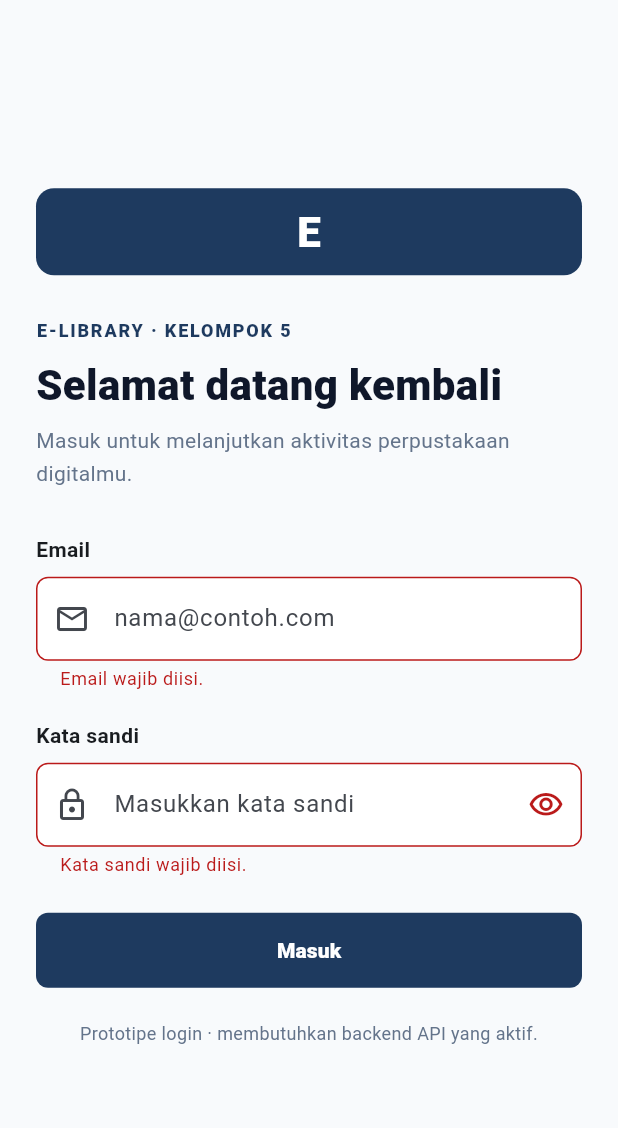
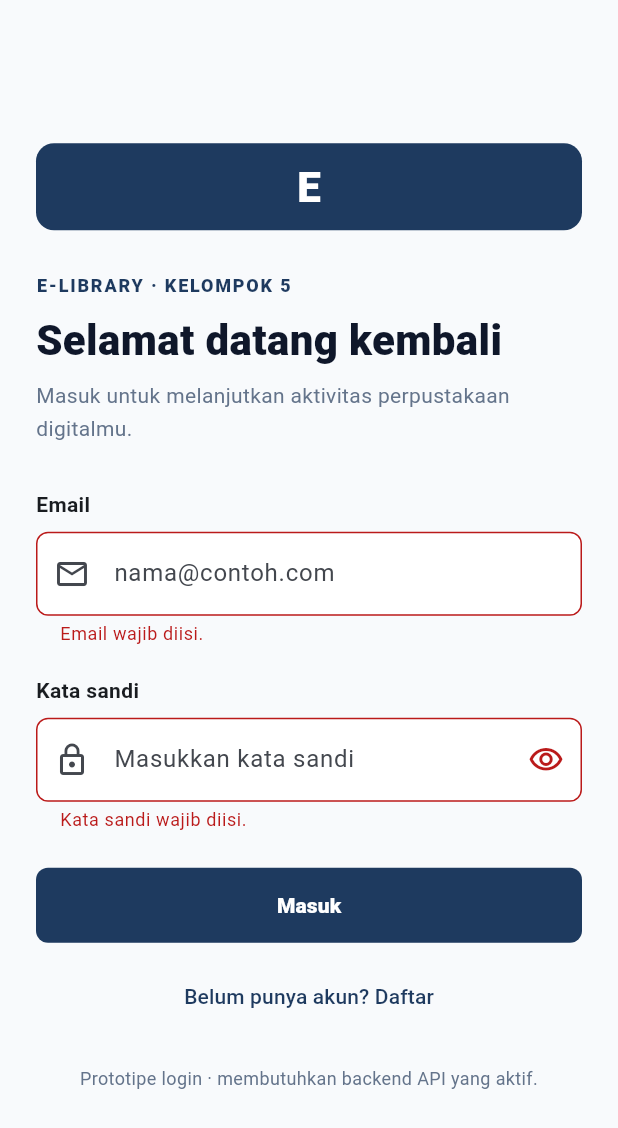
Before and after one commit to 077Andrian/pemrograman-berbasis-platform-kelompok-5-e-library, a Flutter app: the screen it shows after launch, after a tap on "Masuk", on a phone screen of 412 x 824 dp. Shown: the top 1128 px of the screen. Run offline on Flutter 3.47's test engine with Material 3 defaults, Android fonts, the phone set to English and light mode, and no system bars.

Commit message:
feat(mobile): tambah registrasi Member melalui API

```diff
--- a/frontend/mobile/lib/main.dart
+++ b/frontend/mobile/lib/main.dart
@@ -61,12 +61,14 @@
 
 class _LoginPageState extends State<LoginPage> {
   final _formKey = GlobalKey<FormState>();
+  final _nameController = TextEditingController();
   final _emailController = TextEditingController();
   final _passwordController = TextEditingController();
   final _searchController = TextEditingController();
 
   bool _loading = false;
   bool _hidePassword = true;
+  bool _isRegistering = false;
   bool _loadingLibrary = false;
   String? _errorMessage;
   String? _libraryError;
@@ -78,6 +80,7 @@
 
   @override
   void dispose() {
+    _nameController.dispose();
     _emailController.dispose();
     _passwordController.dispose();
     _searchController.dispose();
@@ -93,9 +96,33 @@
     return null;
   }
 
+  String? _validateName(String? value) {
+    if (!_isRegistering) return null;
+    final name = (value ?? '').trim();
+    if (name.length < 2) return 'Nama minimal 2 karakter.';
+    if (name.length > 80) return 'Nama maksimal 80 karakter.';
+    return null;
+  }
+
   String? _validatePassword(String? value) {
-    if ((value ?? '').isEmpty) return 'Kata sandi wajib diisi.';
+    final password = value ?? '';
+    if (password.isEmpty) return 'Kata sandi wajib diisi.';
+    if (_isRegistering && password.length < 8) {
+      return 'Kata sandi minimal 8 karakter.';
+    }
+    if (password.length > 72) return 'Kata sandi maksimal 72 karakter.';
     return null;
+  }
+
+  void _toggleAuthMode() {
+    setState(() {
+      _isRegistering = !_isRegistering;
+      _errorMessage = null;
+      _successMessage = null;
+      _nameController.clear();
+      _passwordController.clear();
+      _formKey.currentState?.reset();
+    });
   }
 
   Future<void> _login() async {
@@ -110,6 +137,42 @@
 
     try {
       final base = apiBaseUrl.replaceFirst(RegExp(r'/+$'), '');
+      if (_isRegistering) {
+        final registerResponse = await http
+            .post(
+              Uri.parse(base + '/auth/register'),
+              headers: const {
+                'Content-Type': 'application/json',
+                'Accept': 'application/json',
+              },
+              body: jsonEncode({
+                'name': _nameController.text.trim(),
+                'email': _emailController.text.trim(),
+                'password': _passwordController.text,
+              }),
+            )
+            .timeout(const Duration(seconds: 15));
+        final registerData = _decodeResponse(registerResponse);
+        if (registerResponse.statusCode < 200 || registerResponse.statusCode >= 300) {
+          final error = registerData['error'];
+          final detail = error is Map<String, dynamic>
+              ? error['message']?.toString()
+              : registerData['message']?.toString();
+          throw Exception(detail?.isNotEmpty == true
+              ? detail!
+              : 'Pendaftaran gagal. Periksa data yang dimasukkan.');
+        }
+        if (!mounted) return;
+        setState(() {
+          _isRegistering = false;
+          _passwordController.clear();
+          _nameController.clear();
+          _successMessage = 'Pendaftaran berhasil. Silakan masuk dengan akun yang baru dibuat.';
+          _errorMessage = null;
+        });
+        return;
+      }
+
       final response = await http
           .post(
             Uri.parse(base + '/auth/login'),
@@ -726,9 +789,9 @@
                     ),
                   ),
                   const SizedBox(height: 12),
-                  const Text(
-                    'Selamat datang kembali',
-                    style: TextStyle(
+                  Text(
+                    _isRegistering ? 'Buat akun E-Library' : 'Selamat datang kembali',
+                    style: const TextStyle(
                       color: Color(0xFF0F172A),
                       fontSize: 28,
                       fontWeight: FontWeight.w800,
@@ -736,9 +799,11 @@
                     ),
                   ),
                   const SizedBox(height: 10),
-                  const Text(
-                    'Masuk untuk melanjutkan aktivitas perpustakaan digitalmu.',
-                    style: TextStyle(
+                  Text(
+                    _isRegistering
+                        ? 'Daftar untuk mulai meminjam buku di perpustakaan digital.'
+                        : 'Masuk untuk melanjutkan aktivitas perpustakaan digitalmu.',
+                    style: const TextStyle(
                       color: Color(0xFF64748B),
                       height: 1.55,
                     ),
@@ -749,6 +814,24 @@
                     child: Column(
                       crossAxisAlignment: CrossAxisAlignment.stretch,
                       children: [
+                        if (_isRegistering) ...[
+                          const Text(
+                            'Nama lengkap',
+                            style: TextStyle(fontWeight: FontWeight.w700),
+                          ),
+                          const SizedBox(height: 8),
+                          TextFormField(
+                            controller: _nameController,
+                            textCapitalization: TextCapitalization.words,
+                            textInputAction: TextInputAction.next,
+                            validator: _validateName,
+                            decoration: const InputDecoration(
+                              hintText: 'Nama lengkap',
+                              prefixIcon: Icon(Icons.person_outline),
+                            ),
+                          ),
+                          const SizedBox(height: 20),
+                        ],
                         const Text(
                           'Email',
                           style: TextStyle(fontWeight: FontWeight.w700),
@@ -827,13 +910,20 @@
                                       color: Colors.white,
                                     ),
                                   )
-                                : const Text(
-                                    'Masuk',
-                                    style: TextStyle(
+                                : Text(
+                                    _isRegistering ? 'Daftar' : 'Masuk',
+                                    style: const TextStyle(
                                       fontWeight: FontWeight.w800,
                                     ),
                                   ),
                           ),
+                        ),
+                        const SizedBox(height: 12),
+                        TextButton(
+                          onPressed: _loading ? null : _toggleAuthMode,
+                          child: Text(_isRegistering
+                              ? 'Sudah punya akun? Masuk'
+                              : 'Belum punya akun? Daftar'),
                         ),
                       ],
                     ),
```
